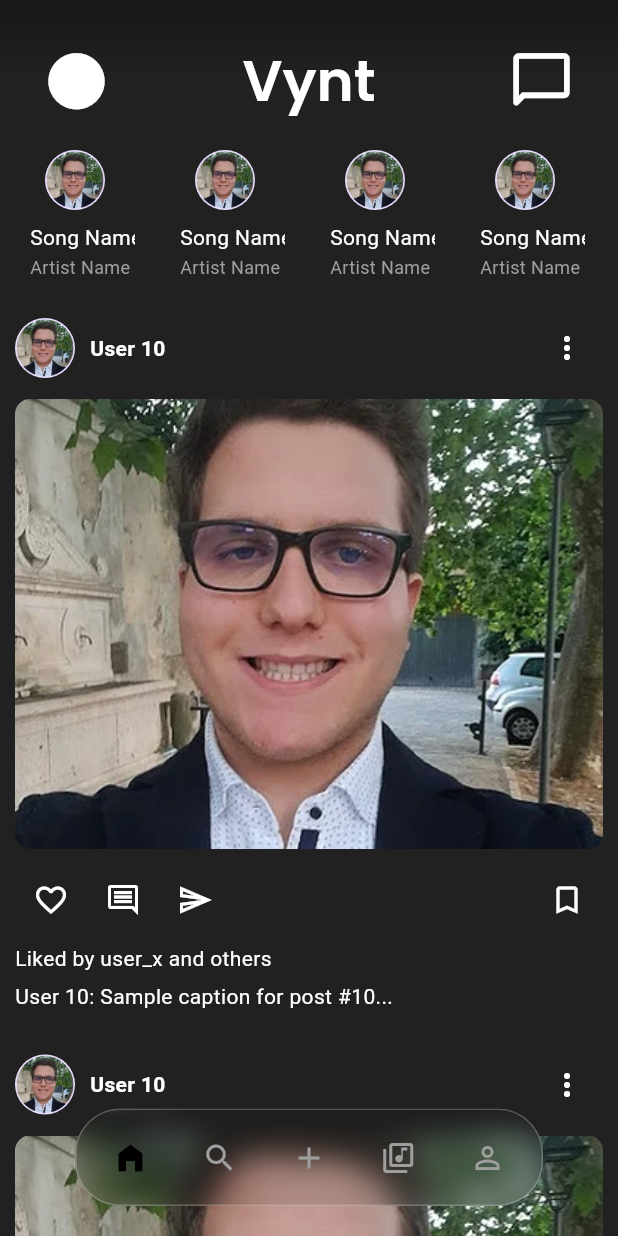
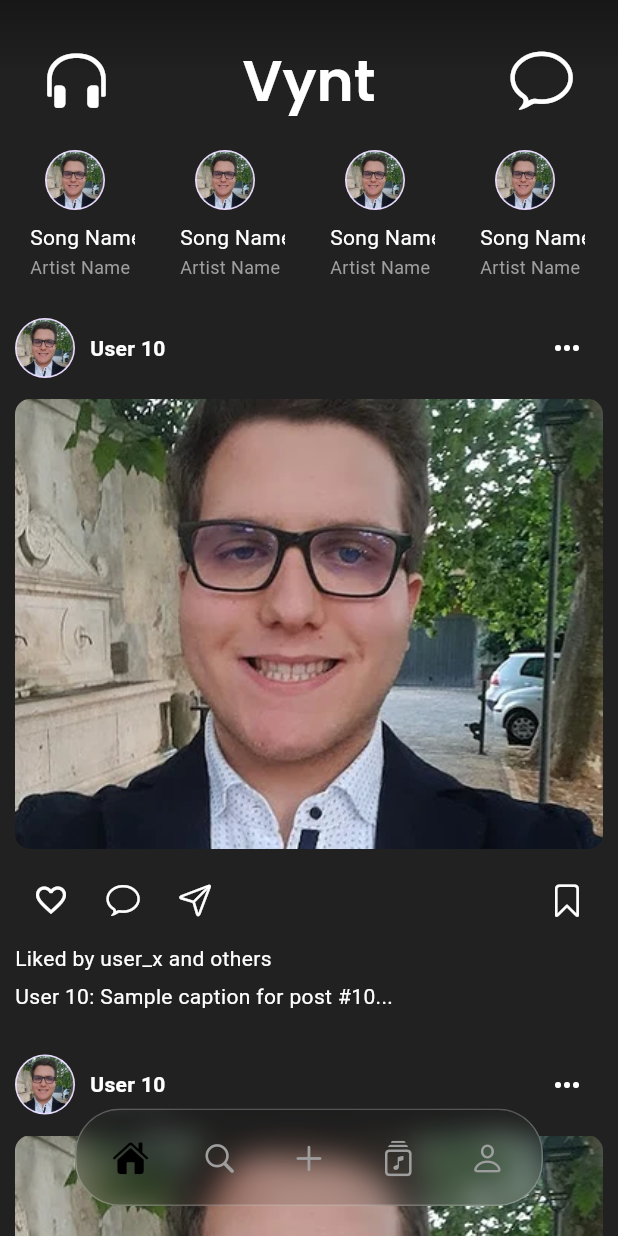
Before and after one commit to iAVAA/vynt, a Flutter app: the screen it shows after launch, after a tap on the "favorite outline" icon, on a phone screen of 412 x 824 dp. Run offline on Flutter 3.47's test engine with Material 3 defaults, Android fonts, the phone set to English and light mode, and no system bars; drawn by our look-alikes of crystal_navigation_bar, marquee; our stand-ins replace animated_splash_screen, firebase_core, google_fonts, page_transition; accounts and stored records are empty.

```diff
--- a/lib/widgets/application_bar.dart
+++ b/lib/widgets/application_bar.dart
@@ -1,5 +1,7 @@
 import 'package:flutter/material.dart';
+import 'package:flutter/cupertino.dart';
 import 'package:google_fonts/google_fonts.dart';
+import 'package:page_transition/page_transition.dart';
 
 import '../screens/subscreens/message_page.dart';
 
@@ -37,13 +39,19 @@ class ApplicationBar extends StatelessWidget {
             title: Row(
               mainAxisAlignment: MainAxisAlignment.spaceBetween,
               children: [
-                IconButton(
+                Material(
+                  color: Colors.transparent,
+                  child: IconButton(
                     icon: Icon(
-                    Icons.circle,
+                      CupertinoIcons.headphones, // NOTE: not sure about this icon
                       color: Colors.white,
                       size: iconSize,
                     ),
                     onPressed: () {},
+                    splashColor: Colors.transparent,
+                    highlightColor: Colors.transparent,
+                    hoverColor: Colors.transparent,
+                  ),
                 ),
                 GestureDetector(
                   onTap: () {
@@ -62,20 +70,29 @@ class ApplicationBar extends StatelessWidget {
                     ),
                   ),
                 ),
-                IconButton(
+                Material(
+                  color: Colors.transparent,
+                  child: IconButton(
                     icon: Icon(
-                    Icons.messenger_outline_rounded,
+                      CupertinoIcons.chat_bubble, // NOTE: not sure about this icon
                       color: Colors.white,
                       size: iconSize,
                     ),
                     onPressed: () {
                       Navigator.push(
                         context,
-                      MaterialPageRoute(
-                          builder: (context) => const MessagePage()), // TODO OPEN IT SCROLLING LEFT TO RIGHT
+                        PageTransition(
+                          type: PageTransitionType.rightToLeft,
+                          child: const MessagePage(),
+                          duration: const Duration(milliseconds: 300),
+                        ), // Page transition momentary TODO: Need to implement a scrolling right to left to open
                       );
                     },
+                    splashColor: Colors.transparent,
+                    highlightColor: Colors.transparent,
+                    hoverColor: Colors.transparent,
                   ),
+                )
               ],
             ),
             background: Container(
--- a/lib/widgets/navigation_bar.dart
+++ b/lib/widgets/navigation_bar.dart
@@ -1,4 +1,5 @@
 import 'package:crystal_navigation_bar/crystal_navigation_bar.dart';
+import 'package:flutter/cupertino.dart';
 import 'package:flutter/material.dart';
 
 class CustomNavigationBar extends StatelessWidget {
@@ -33,32 +34,32 @@ class CustomNavigationBar extends StatelessWidget {
             onTap: onItemTapped,
             items: [
               CrystalNavigationBarItem(
-                icon: Icons.home_filled,
-                unselectedIcon: Icons.home_outlined,
+                icon: CupertinoIcons.house_fill,
+                unselectedIcon: CupertinoIcons.house,
                 selectedColor: Colors.black,
                 unselectedColor: Colors.grey,
               ),
               CrystalNavigationBarItem(
-                icon: Icons.search,
-                unselectedIcon: Icons.search,
+                icon: CupertinoIcons.search,
+                unselectedIcon: CupertinoIcons.search,
                 selectedColor: Colors.black,
                 unselectedColor: Colors.grey,
               ),
               CrystalNavigationBarItem(
-                icon: Icons.add,
-                unselectedIcon: Icons.add_outlined,
+                icon: CupertinoIcons.add,
+                unselectedIcon: CupertinoIcons.add,
                 selectedColor: Colors.black,
                 unselectedColor: Colors.grey,
               ),
               CrystalNavigationBarItem(
-                icon: Icons.library_music,
-                unselectedIcon: Icons.library_music_outlined,
+                icon: CupertinoIcons.music_albums_fill,
+                unselectedIcon: CupertinoIcons.music_albums,
                 selectedColor: Colors.black,
                 unselectedColor: Colors.grey,
               ),
               CrystalNavigationBarItem(
-                icon: Icons.person,
-                unselectedIcon: Icons.person_outline,
+                icon: CupertinoIcons.person_fill,
+                unselectedIcon: CupertinoIcons.person,
                 selectedColor: Colors.black,
                 unselectedColor: Colors.grey,
               ),
--- a/lib/widgets/post_widget.dart
+++ b/lib/widgets/post_widget.dart
@@ -1,3 +1,4 @@
+import 'package:flutter/cupertino.dart';
 import 'package:flutter/material.dart';
 
 class PostWidget extends StatelessWidget {
@@ -50,14 +51,23 @@ class UserInfoRow extends StatelessWidget {
         const SizedBox(width: 10),
         Text(
           'User $index',
-          style: const TextStyle(
-              color: Colors.white, fontWeight: FontWeight.bold),
+          style:
+              const TextStyle(color: Colors.white, fontWeight: FontWeight.bold),
         ),
         const Spacer(),
-        IconButton(
-          icon: const Icon(Icons.more_vert, color: Colors.white),
-          onPressed: () {},
-        ),
+        Material(
+          color: Colors.transparent,
+          child: IconButton(
+            icon: const Icon(
+              Icons.more_horiz,
+              color: Colors.white,
+            ),
+            onPressed: () {},
+            splashColor: Colors.transparent,
+            highlightColor: Colors.transparent,
+            hoverColor: Colors.transparent,
+          ),
+        )
       ],
     );
   }
@@ -91,21 +101,45 @@ class PostActions extends StatelessWidget {
     return Row(
       children: [
         IconButton(
-          icon: const Icon(Icons.favorite_border, color: Colors.white),
+          icon: const Icon(
+            Icons.favorite_border,
+            color: Colors.white,
+          ),
           onPressed: () {},
+          hoverColor: Colors.transparent,
+          highlightColor: Colors.transparent,
+          splashColor: Colors.transparent,
         ),
         IconButton(
-          icon: const Icon(Icons.comment_outlined, color: Colors.white),
+          icon: const Icon(
+              CupertinoIcons.chat_bubble,
+              color: Colors.white
+          ),
           onPressed: () {},
+          hoverColor: Colors.transparent,
+          highlightColor: Colors.transparent,
+          splashColor: Colors.transparent,
         ),
         IconButton(
-          icon: const Icon(Icons.send_outlined, color: Colors.white),
+          icon: const Icon(
+              CupertinoIcons.paperplane,
+              color: Colors.white
+          ),
           onPressed: () {},
+          hoverColor: Colors.transparent,
+          highlightColor: Colors.transparent,
+          splashColor: Colors.transparent,
         ),
         const Spacer(),
         IconButton(
-          icon: const Icon(Icons.bookmark_border, color: Colors.white),
+          icon: const Icon(
+              CupertinoIcons.bookmark,
+              color: Colors.white
+          ),
           onPressed: () {},
+          hoverColor: Colors.transparent,
+          highlightColor: Colors.transparent,
+          splashColor: Colors.transparent,
         ),
       ],
     );
--- a/pubspec.yaml
+++ b/pubspec.yaml
@@ -39,7 +39,6 @@ dependencies:
   provider: ^6.1.2
   firebase_core: ^3.6.0
   google_fonts: ^6.2.1
-  lottie: ^3.1.3
   animated_splash_screen: ^1.3.0
   marquee: ^2.3.0
   page_transition: ^2.1.0
```
Also changed, not shown: lib/screens/main_page.dart (line endings or trailing spaces), pubspec.lock. Lines whose indentation alone changed are shown as unchanged.
